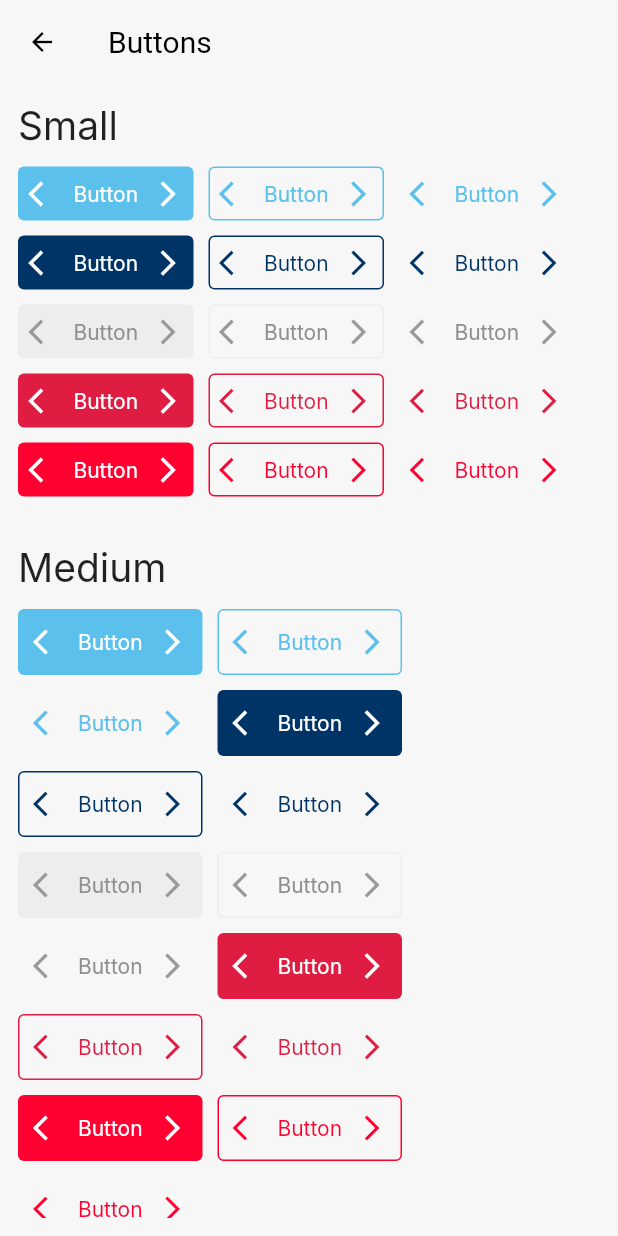
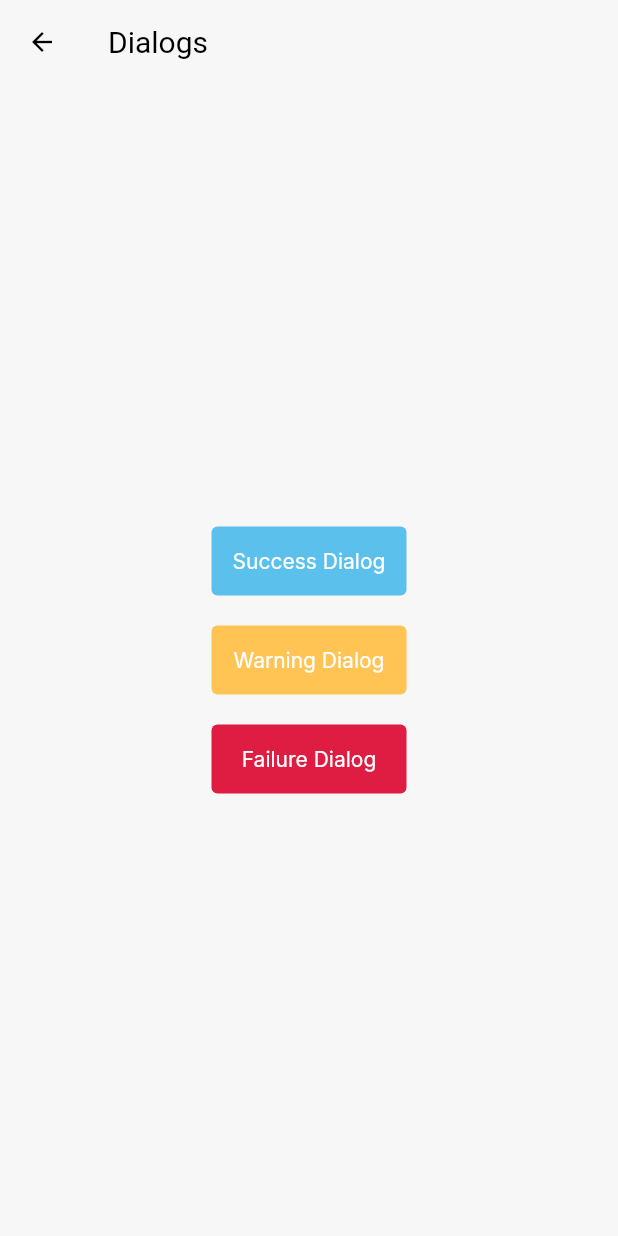
Before and after one commit to Netesh5/rara-design-system-mobile, a Flutter app: the screen it shows after launch, after a tap on "Dialogs", on a phone screen of 412 x 824 dp. Run offline on Flutter 3.47's test engine with Material 3 defaults, Android fonts, the phone set to English and light mode, and no system bars; our stand-ins replace flutter_bloc, flutter_svg, get_it, page_transition, shared_preferences; missing offline and left inert: flutter_syntax_view; Roboto replaces fonts that are missing (Inter).

Commit message:
fix: desgin of dialogs

```diff
--- a/example/lib/core/enums/components_type_enums.dart
+++ b/example/lib/core/enums/components_type_enums.dart
@@ -1,4 +1,12 @@
+import 'package:example/features/buttons/pages/button_page.dart';
+import 'package:example/features/dialogs/dialogs_page.dart';
+import 'package:flutter/material.dart';
+
 enum ComponentType {
-  buttons,
-  dialogs,
+  buttons(route: ButtonPage()),
+  dialogs(route: DialogsPage());
+
+  final Widget route;
+
+  const ComponentType({required this.route});
 }
--- /dev/null
+++ b/example/lib/features/dialogs/dialogs_page.dart
@@ -0,0 +1,73 @@
+import 'package:flutter/material.dart';
+import 'package:rara_design_system/components/buttons/custom_filled_button.dart';
+import 'package:rara_design_system/components/dialogs/failure_dialog.dart';
+import 'package:rara_design_system/components/dialogs/success_dialog.dart';
+import 'package:rara_design_system/components/dialogs/warning_dialog.dart';
+import 'package:rara_design_system/core/enums/buttons/button_varient_enum.dart';
+import 'package:rara_design_system/core/enums/buttons/buttons_size_enum.dart';
+import 'package:rara_design_system/core/injection/injection.dart';
+import 'package:rara_design_system/core/theme/interface/itheme.dart';
+import 'package:rara_design_system/core/utils/size_utils.dart';
+
+class DialogsPage extends StatelessWidget {
+  const DialogsPage({super.key});
+
+  @override
+  Widget build(BuildContext context) {
+    final colors = rg<ITheme>().colors(context);
+    return Scaffold(
+      appBar: AppBar(
+        title: const Text("Dialogs"),
+      ),
+      body: Center(
+        child: Column(
+          mainAxisAlignment: MainAxisAlignment.center,
+          crossAxisAlignment: CrossAxisAlignment.center,
+          children: [
+            CustomButton(
+              title: "Success Dialog",
+              onPressed: () {
+                showSucessDialog(
+                  context,
+                  "Success Dialog",
+                );
+              },
+              buttonVarient: ButtonVarient.filled,
+              buttonSize: ButtonSize.large,
+            ),
+            SizedBox(
+              height: 20.hp,
+            ),
+            CustomButton(
+              fillColor: colors.feedbackWarningPrimary,
+              title: "Warning Dialog",
+              onPressed: () {
+                showWarningDialog(
+                  context,
+                  "Warning Dialog",
+                );
+              },
+              buttonVarient: ButtonVarient.filled,
+              buttonSize: ButtonSize.large,
+            ),
+            SizedBox(
+              height: 20.hp,
+            ),
+            CustomButton(
+              fillColor: colors.interactiveCriticalPrimary,
+              title: "Failure Dialog",
+              onPressed: () {
+                showFailureDialog(
+                  context,
+                  "Failure Dialog",
+                );
+              },
+              buttonVarient: ButtonVarient.filled,
+              buttonSize: ButtonSize.large,
+            ),
+          ],
+        ),
+      ),
+    );
+  }
+}
--- a/example/lib/home_page.dart
+++ b/example/lib/home_page.dart
@@ -1,6 +1,5 @@
 import 'package:example/core/enums/components_type_enums.dart';
 import 'package:example/core/extension/string_extension.dart';
-import 'package:example/features/buttons/pages/button_page.dart';
 import 'package:flutter/material.dart';
 import 'package:flutter_bloc/flutter_bloc.dart';
 import 'package:rara_design_system/core/animations/tap_effect.dart';
@@ -30,9 +29,7 @@ class HomePage extends StatelessWidget {
             },
             icon: context.isDarkMode
                 ? const Icon(Icons.dark_mode)
-                : const Icon(
-                    Icons.sunny,
-                  ),
+                : const Icon(Icons.sunny),
           )
         ],
       ),
@@ -50,8 +47,7 @@ class HomePage extends StatelessWidget {
               child: GestureDetector(
                 onTap: () {
                   NavigationService.push(
-                    target: const ButtonPage(),
-                  );
+                      target: ComponentType.values[index].route);
                 },
                 child: Card(
                   shape: RoundedRectangleBorder(
```
Also changed, not shown: lib/components/dialogs/failure_dialog.dart (+15 -6 lines), lib/components/dialogs/success_dialog.dart (+15 -6 lines), lib/components/dialogs/warning_dialog.dart (+15 -6 lines).
